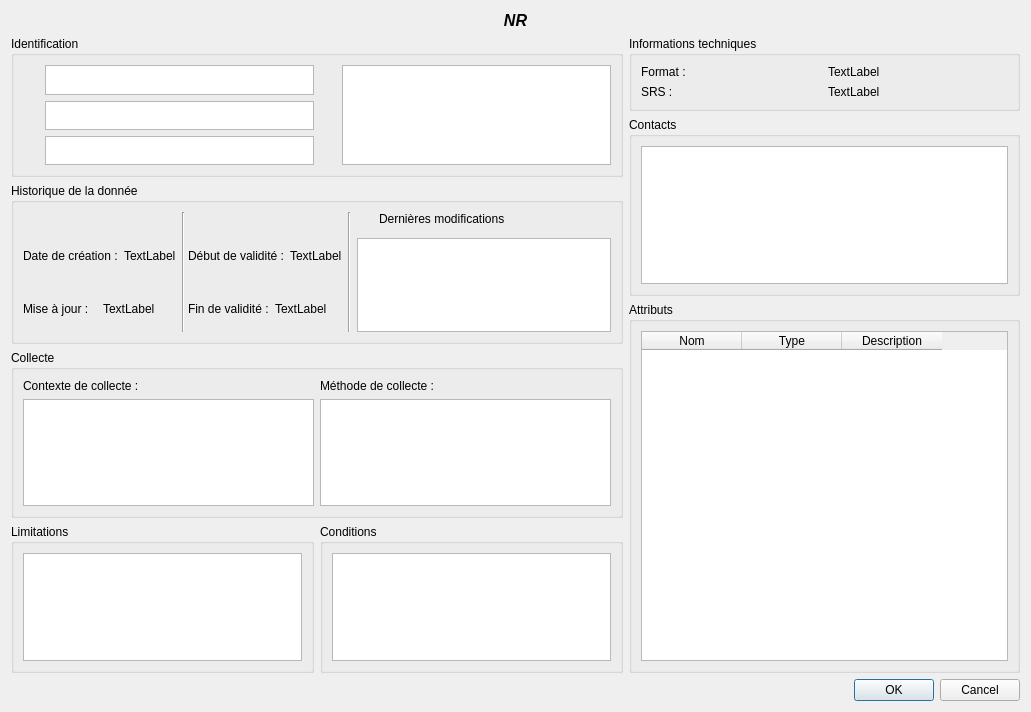
This is ui/mddetails/isogeo_md_details.ui in isogeo/isogeo-plugin-qgis as Qt 5 draws it before an edit. The edited form follows.
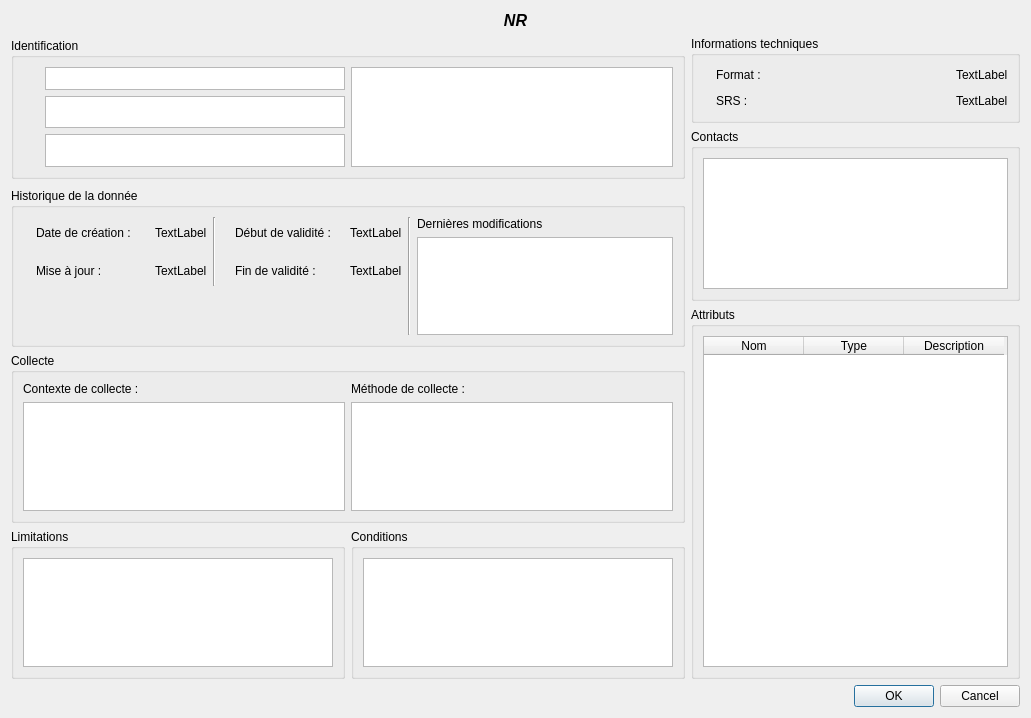
This is the edited form. Icons and pictures are not drawn. Custom widgets are drawn as their Qt base class.

What changed in the file:
```diff
--- a/ui/mddetails/isogeo_md_details.ui
+++ b/ui/mddetails/isogeo_md_details.ui
@@ -7,14 +7,14 @@
     <x>0</x>
     <y>0</y>
     <width>1031</width>
-    <height>712</height>
+    <height>718</height>
    </rect>
   </property>
   <property name="windowTitle">
-   <string>Dialog</string>
+   <string>Isogeo Metadata</string>
   </property>
   <layout class="QGridLayout" name="gridLayout_6">
-   <item row="0" column="0" colspan="3">
+   <item row="0" column="0" colspan="2">
     <widget class="QLabel" name="lbl_title">
      <property name="font">
       <font>
@@ -37,7 +37,7 @@
      </property>
     </widget>
    </item>
-   <item row="1" column="0" rowspan="2" colspan="2">
+   <item row="1" column="0" rowspan="2">
     <widget class="QGroupBox" name="grp_ident">
      <property name="sizePolicy">
       <sizepolicy hsizetype="Preferred" vsizetype="Preferred">
@@ -62,6 +62,12 @@
      </property>
      <layout class="QGridLayout" name="gridLayout_3">
       <item row="0" column="0">
+       <layout class="QHBoxLayout" name="horizontalLayout_4">
+        <item>
+         <layout class="QVBoxLayout" name="verticalLayout">
+          <item>
+           <layout class="QHBoxLayout" name="horizontalLayout">
+            <item>
        <widget class="QLabel" name="lbl_owner">
         <property name="minimumSize">
          <size>
@@ -79,59 +85,37 @@
          <string/>
         </property>
         <property name="pixmap">
-         <pixmap>:/plugins/Isogeo/resources/staff.svg</pixmap>
+               <pixmap resource="../../resources.qrc">:/plugins/Isogeo/resources/users.png</pixmap>
         </property>
         <property name="scaledContents">
          <bool>true</bool>
         </property>
        </widget>
       </item>
-      <item row="0" column="1">
+            <item>
        <widget class="QTextEdit" name="val_owner">
         <property name="maximumSize">
          <size>
           <width>16777215</width>
-          <height>16777215</height>
-         </size>
-        </property>
-        <property name="readOnly">
-         <bool>true</bool>
-        </property>
-       </widget>
-      </item>
-      <item row="0" column="2">
-       <widget class="QLabel" name="lbl_abstract">
-        <property name="minimumSize">
-         <size>
-          <width>16</width>
-          <height>16</height>
-         </size>
-        </property>
-        <property name="maximumSize">
-         <size>
-          <width>16</width>
-          <height>16</height>
-         </size>
-        </property>
-        <property name="text">
-         <string/>
-        </property>
-        <property name="pixmap">
-         <pixmap>:/plugins/Isogeo/resources/font.svg</pixmap>
-        </property>
-        <property name="scaledContents">
-         <bool>true</bool>
-        </property>
-       </widget>
-      </item>
-      <item row="0" column="3" rowspan="3">
-       <widget class="QTextEdit" name="val_abstract">
+                <height>23</height>
+               </size>
+              </property>
+              <property name="verticalScrollBarPolicy">
+               <enum>Qt::ScrollBarAlwaysOff</enum>
+              </property>
+              <property name="horizontalScrollBarPolicy">
+               <enum>Qt::ScrollBarAlwaysOff</enum>
+              </property>
         <property name="readOnly">
          <bool>true</bool>
         </property>
        </widget>
       </item>
-      <item row="1" column="0">
+           </layout>
+          </item>
+          <item>
+           <layout class="QHBoxLayout" name="horizontalLayout_2">
+            <item>
        <widget class="QLabel" name="lbl_keywords">
         <property name="minimumSize">
          <size>
@@ -149,7 +133,7 @@
          <string/>
         </property>
         <property name="pixmap">
-         <pixmap>:/plugins/Isogeo/resources/tags.svg</pixmap>
+               <pixmap resource="../../resources.qrc">:/plugins/Isogeo/resources/tag.png</pixmap>
         </property>
         <property name="scaledContents">
          <bool>true</bool>
@@ -159,7 +143,7 @@
         </property>
        </widget>
       </item>
-      <item row="1" column="1">
+            <item>
        <widget class="QTextEdit" name="val_keywords">
         <property name="maximumSize">
          <size>
@@ -172,7 +156,11 @@
         </property>
        </widget>
       </item>
-      <item row="2" column="0">
+           </layout>
+          </item>
+          <item>
+           <layout class="QHBoxLayout" name="horizontalLayout_3">
+            <item>
        <widget class="QLabel" name="lbl_inspire_themes">
         <property name="minimumSize">
          <size>
@@ -190,14 +178,14 @@
          <string/>
         </property>
         <property name="pixmap">
-         <pixmap>:/plugins/Isogeo/resources/leaf.svg</pixmap>
+               <pixmap resource="../../resources.qrc">:/plugins/Isogeo/resources/leaf.png</pixmap>
         </property>
         <property name="scaledContents">
          <bool>true</bool>
         </property>
        </widget>
       </item>
-      <item row="2" column="1">
+            <item>
        <widget class="QTextEdit" name="val_inspire_themes">
         <property name="maximumSize">
          <size>
@@ -211,9 +199,25 @@
        </widget>
       </item>
      </layout>
-    </widget>
-   </item>
-   <item row="1" column="2">
+          </item>
+         </layout>
+        </item>
+        <item>
+         <widget class="QTextEdit" name="val_abstract">
+          <property name="horizontalScrollBarPolicy">
+           <enum>Qt::ScrollBarAlwaysOff</enum>
+          </property>
+          <property name="readOnly">
+           <bool>true</bool>
+          </property>
+         </widget>
+        </item>
+       </layout>
+      </item>
+     </layout>
+    </widget>
+   </item>
+   <item row="1" column="1">
     <widget class="QGroupBox" name="grp_technic">
      <property name="maximumSize">
       <size>
@@ -224,22 +228,49 @@
      <property name="title">
       <string>Informations techniques</string>
      </property>
-     <layout class="QGridLayout" name="gridLayout_5">
+     <layout class="QGridLayout" name="gridLayout_4">
       <item row="0" column="0">
-       <layout class="QHBoxLayout" name="horizontalLayout_5">
+       <layout class="QVBoxLayout" name="verticalLayout_2">
+        <item>
+         <layout class="QHBoxLayout" name="horizontalLayout_10">
+          <item>
+           <layout class="QHBoxLayout" name="horizontalLayout_9">
+            <item>
+             <layout class="QHBoxLayout" name="horizontalLayout_8">
+              <item>
+               <widget class="QLabel" name="label_6">
+                <property name="text">
+                 <string/>
+                </property>
+                <property name="pixmap">
+                 <pixmap resource="../../resources.qrc">:/plugins/Isogeo/resources/cube.png</pixmap>
+                </property>
+               </widget>
+              </item>
         <item>
          <widget class="QLabel" name="lbl_format">
-          <property name="minimumSize">
-           <size>
-            <width>131</width>
-            <height>0</height>
-           </size>
-          </property>
           <property name="text">
            <string>Format :</string>
           </property>
          </widget>
         </item>
+             </layout>
+            </item>
+            <item>
+             <spacer name="horizontalSpacer">
+              <property name="orientation">
+               <enum>Qt::Horizontal</enum>
+              </property>
+              <property name="sizeHint" stdset="0">
+               <size>
+                <width>40</width>
+                <height>20</height>
+               </size>
+              </property>
+             </spacer>
+            </item>
+           </layout>
+          </item>
         <item>
          <widget class="QLabel" name="val_format">
           <property name="text">
@@ -249,20 +280,45 @@
         </item>
        </layout>
       </item>
-      <item row="1" column="0">
+        <item>
+         <layout class="QHBoxLayout" name="horizontalLayout_7">
+          <item>
        <layout class="QHBoxLayout" name="horizontalLayout_6">
         <item>
+             <layout class="QHBoxLayout" name="horizontalLayout_5">
+              <item>
+               <widget class="QLabel" name="label_7">
+                <property name="text">
+                 <string/>
+                </property>
+                <property name="pixmap">
+                 <pixmap resource="../../resources.qrc">:/plugins/Isogeo/resources/globe.png</pixmap>
+                </property>
+               </widget>
+              </item>
+              <item>
          <widget class="QLabel" name="lbl_srs">
-          <property name="minimumSize">
-           <size>
-            <width>131</width>
-            <height>0</height>
-           </size>
-          </property>
           <property name="text">
-           <string>SRS : </string>
-          </property>
-         </widget>
+                 <string>SRS :</string>
+                </property>
+               </widget>
+              </item>
+             </layout>
+            </item>
+            <item>
+             <spacer name="horizontalSpacer_2">
+              <property name="orientation">
+               <enum>Qt::Horizontal</enum>
+              </property>
+              <property name="sizeHint" stdset="0">
+               <size>
+                <width>40</width>
+                <height>20</height>
+               </size>
+              </property>
+             </spacer>
+            </item>
+           </layout>
         </item>
         <item>
          <widget class="QLabel" name="val_srs">
@@ -274,13 +330,15 @@
        </layout>
       </item>
      </layout>
+      </item>
+     </layout>
     </widget>
    </item>
-   <item row="2" column="2" rowspan="2">
+   <item row="2" column="1" rowspan="2">
     <widget class="QgsCollapsibleGroupBox" name="grp_contacts">
      <property name="minimumSize">
       <size>
-       <width>391</width>
+       <width>301</width>
        <height>0</height>
       </size>
      </property>
@@ -307,7 +365,7 @@
      </layout>
     </widget>
    </item>
-   <item row="3" column="0" rowspan="2" colspan="2">
+   <item row="3" column="0" rowspan="2">
     <widget class="QGroupBox" name="grp_history">
      <property name="minimumSize">
       <size>
@@ -318,51 +376,68 @@
      <property name="title">
       <string>Historique de la donnée</string>
      </property>
-     <layout class="QGridLayout" name="gridLayout_4">
-      <item row="0" column="1" rowspan="3" colspan="2">
-       <widget class="Line" name="line_3">
-        <property name="orientation">
-         <enum>Qt::Vertical</enum>
-        </property>
-       </widget>
-      </item>
-      <item row="0" column="3" rowspan="3">
+     <layout class="QGridLayout" name="gridLayout_5">
+      <item row="0" column="1" rowspan="3">
        <widget class="Line" name="line_4">
         <property name="orientation">
          <enum>Qt::Vertical</enum>
         </property>
        </widget>
       </item>
-      <item row="0" column="4">
-       <widget class="QLabel" name="lbl_last_events">
-        <property name="maximumSize">
+      <item row="2" column="0">
+       <spacer name="verticalSpacer">
+        <property name="orientation">
+         <enum>Qt::Vertical</enum>
+        </property>
+        <property name="sizeType">
+         <enum>QSizePolicy::Fixed</enum>
+        </property>
+        <property name="sizeHint" stdset="0">
          <size>
-          <width>16</width>
-          <height>16</height>
+          <width>20</width>
+          <height>48</height>
          </size>
         </property>
-        <property name="text">
-         <string/>
+       </spacer>
+      </item>
+      <item row="1" column="2" rowspan="2">
+       <widget class="QListWidget" name="list_events">
+        <property name="minimumSize">
+         <size>
+          <width>215</width>
+          <height>0</height>
+         </size>
         </property>
-        <property name="pixmap">
-         <pixmap>:/plugins/Isogeo/resources/calendar.svg</pixmap>
-        </property>
-        <property name="scaledContents">
+        <property name="selectionRectVisible">
          <bool>true</bool>
         </property>
        </widget>
       </item>
-      <item row="0" column="5">
+      <item row="0" column="2">
        <widget class="QLabel" name="label">
         <property name="text">
          <string>Dernières modifications</string>
         </property>
        </widget>
       </item>
-      <item row="1" column="0" rowspan="2">
-       <layout class="QVBoxLayout" name="verticalLayout">
+      <item row="0" column="0" rowspan="2">
+       <layout class="QHBoxLayout" name="horizontalLayout_19">
         <item>
-         <layout class="QHBoxLayout" name="horizontalLayout">
+         <layout class="QVBoxLayout" name="verticalLayout_3">
+          <item>
+           <layout class="QHBoxLayout" name="horizontalLayout_18">
+            <item>
+             <layout class="QHBoxLayout" name="horizontalLayout_16">
+              <item>
+               <widget class="QLabel" name="label_2">
+                <property name="text">
+                 <string/>
+                </property>
+                <property name="pixmap">
+                 <pixmap resource="../../resources.qrc">:/plugins/Isogeo/resources/calendar-o.png</pixmap>
+                </property>
+               </widget>
+              </item>
           <item>
            <widget class="QLabel" name="lbl_data_crea">
             <property name="text">
@@ -370,6 +445,21 @@
             </property>
            </widget>
           </item>
+             </layout>
+            </item>
+            <item>
+             <spacer name="horizontalSpacer_5">
+              <property name="orientation">
+               <enum>Qt::Horizontal</enum>
+              </property>
+              <property name="sizeHint" stdset="0">
+               <size>
+                <width>18</width>
+                <height>20</height>
+               </size>
+              </property>
+             </spacer>
+            </item>
           <item>
            <widget class="QLabel" name="val_data_crea">
             <property name="text">
@@ -380,7 +470,19 @@
          </layout>
         </item>
         <item>
-         <layout class="QHBoxLayout" name="horizontalLayout_2">
+           <layout class="QHBoxLayout" name="horizontalLayout_17">
+            <item>
+             <layout class="QHBoxLayout" name="horizontalLayout_15">
+              <item>
+               <widget class="QLabel" name="label_3">
+                <property name="text">
+                 <string/>
+                </property>
+                <property name="pixmap">
+                 <pixmap resource="../../resources.qrc">:/plugins/Isogeo/resources/calendar.png</pixmap>
+                </property>
+               </widget>
+              </item>
           <item>
            <widget class="QLabel" name="lbl_data_updt">
             <property name="text">
@@ -388,6 +490,21 @@
             </property>
            </widget>
           </item>
+             </layout>
+            </item>
+            <item>
+             <spacer name="horizontalSpacer_6">
+              <property name="orientation">
+               <enum>Qt::Horizontal</enum>
+              </property>
+              <property name="sizeHint" stdset="0">
+               <size>
+                <width>13</width>
+                <height>20</height>
+               </size>
+              </property>
+             </spacer>
+            </item>
           <item>
            <widget class="QLabel" name="val_data_updt">
             <property name="text">
@@ -399,10 +516,29 @@
         </item>
        </layout>
       </item>
-      <item row="1" column="2" rowspan="2">
-       <layout class="QVBoxLayout" name="verticalLayout_2">
         <item>
-         <layout class="QHBoxLayout" name="horizontalLayout_3">
+         <widget class="Line" name="line">
+          <property name="orientation">
+           <enum>Qt::Vertical</enum>
+          </property>
+         </widget>
+        </item>
+        <item>
+         <layout class="QVBoxLayout" name="verticalLayout_4">
+          <item>
+           <layout class="QHBoxLayout" name="horizontalLayout_12">
+            <item>
+             <layout class="QHBoxLayout" name="horizontalLayout_11">
+              <item>
+               <widget class="QLabel" name="label_4">
+                <property name="text">
+                 <string/>
+                </property>
+                <property name="pixmap">
+                 <pixmap resource="../../resources.qrc">:/plugins/Isogeo/resources/calendar-o.png</pixmap>
+                </property>
+               </widget>
+              </item>
           <item>
            <widget class="QLabel" name="lbl_valid_start">
             <property name="text">
@@ -410,6 +546,21 @@
             </property>
            </widget>
           </item>
+             </layout>
+            </item>
+            <item>
+             <spacer name="horizontalSpacer_3">
+              <property name="orientation">
+               <enum>Qt::Horizontal</enum>
+              </property>
+              <property name="sizeHint" stdset="0">
+               <size>
+                <width>13</width>
+                <height>20</height>
+               </size>
+              </property>
+             </spacer>
+            </item>
           <item>
            <widget class="QLabel" name="val_valid_start">
             <property name="text">
@@ -420,7 +571,19 @@
          </layout>
         </item>
         <item>
-         <layout class="QHBoxLayout" name="horizontalLayout_4">
+           <layout class="QHBoxLayout" name="horizontalLayout_14">
+            <item>
+             <layout class="QHBoxLayout" name="horizontalLayout_13">
+              <item>
+               <widget class="QLabel" name="label_5">
+                <property name="text">
+                 <string/>
+                </property>
+                <property name="pixmap">
+                 <pixmap resource="../../resources.qrc">:/plugins/Isogeo/resources/calendar.png</pixmap>
+                </property>
+               </widget>
+              </item>
           <item>
            <widget class="QLabel" name="lbl_valid_end">
             <property name="text">
@@ -428,6 +591,21 @@
             </property>
            </widget>
           </item>
+             </layout>
+            </item>
+            <item>
+             <spacer name="horizontalSpacer_4">
+              <property name="orientation">
+               <enum>Qt::Horizontal</enum>
+              </property>
+              <property name="sizeHint" stdset="0">
+               <size>
+                <width>28</width>
+                <height>20</height>
+               </size>
+              </property>
+             </spacer>
+            </item>
           <item>
            <widget class="QLabel" name="val_valid_end">
             <property name="text">
@@ -439,33 +617,26 @@
         </item>
        </layout>
       </item>
-      <item row="2" column="4" colspan="2">
-       <widget class="QListWidget" name="list_events">
-        <property name="minimumSize">
-         <size>
-          <width>215</width>
-          <height>0</height>
-         </size>
-        </property>
-       </widget>
+       </layout>
       </item>
      </layout>
-     <zorder>lbl_data_updt</zorder>
-     <zorder>lbl_valid_start</zorder>
-     <zorder>lbl_data_crea</zorder>
-     <zorder>lbl_valid_end</zorder>
      <zorder>list_events</zorder>
-     <zorder>lbl_last_events</zorder>
      <zorder>label</zorder>
-     <zorder>line_3</zorder>
      <zorder>line_4</zorder>
-     <zorder>val_data_crea</zorder>
-     <zorder>val_data_updt</zorder>
-     <zorder>val_valid_start</zorder>
-     <zorder>val_valid_end</zorder>
+     <zorder>label_2</zorder>
+     <zorder>label_3</zorder>
+     <zorder>label_4</zorder>
+     <zorder>label_5</zorder>
+     <zorder></zorder>
+     <zorder>line</zorder>
+     <zorder>horizontalSpacer_3</zorder>
+     <zorder>horizontalSpacer_4</zorder>
+     <zorder>horizontalSpacer_5</zorder>
+     <zorder>horizontalSpacer_6</zorder>
+     <zorder>verticalSpacer</zorder>
     </widget>
    </item>
-   <item row="4" column="2" rowspan="3">
+   <item row="4" column="1" rowspan="3">
     <widget class="QGroupBox" name="grp_fields">
      <property name="title">
       <string>Attributs</string>
@@ -473,6 +644,9 @@
      <layout class="QGridLayout" name="gridLayout">
       <item row="0" column="0">
        <widget class="QTableWidget" name="tbl_attributes">
+        <property name="sortingEnabled">
+         <bool>true</bool>
+        </property>
         <column>
          <property name="text">
           <string>Nom</string>
@@ -493,7 +667,7 @@
      </layout>
     </widget>
    </item>
-   <item row="5" column="0" colspan="2">
+   <item row="5" column="0">
     <widget class="QGroupBox" name="groupBox">
      <property name="title">
       <string>Collecte</string>
@@ -543,6 +717,8 @@
     </widget>
    </item>
    <item row="6" column="0">
+    <layout class="QHBoxLayout" name="horizontalLayout_20">
+     <item>
     <widget class="QGroupBox" name="grp_limitations">
      <property name="title">
       <string>Limitations</string>
@@ -558,7 +734,7 @@
      </layout>
     </widget>
    </item>
-   <item row="6" column="1">
+     <item>
     <widget class="QGroupBox" name="grp_conditions">
      <property name="title">
       <string>Conditions</string>
@@ -574,7 +750,9 @@
      </layout>
     </widget>
    </item>
-   <item row="7" column="2">
+    </layout>
+   </item>
+   <item row="7" column="1">
     <widget class="QDialogButtonBox" name="buttonBox">
      <property name="orientation">
       <enum>Qt::Horizontal</enum>
```
Lines whose indentation alone changed are shown as unchanged.
